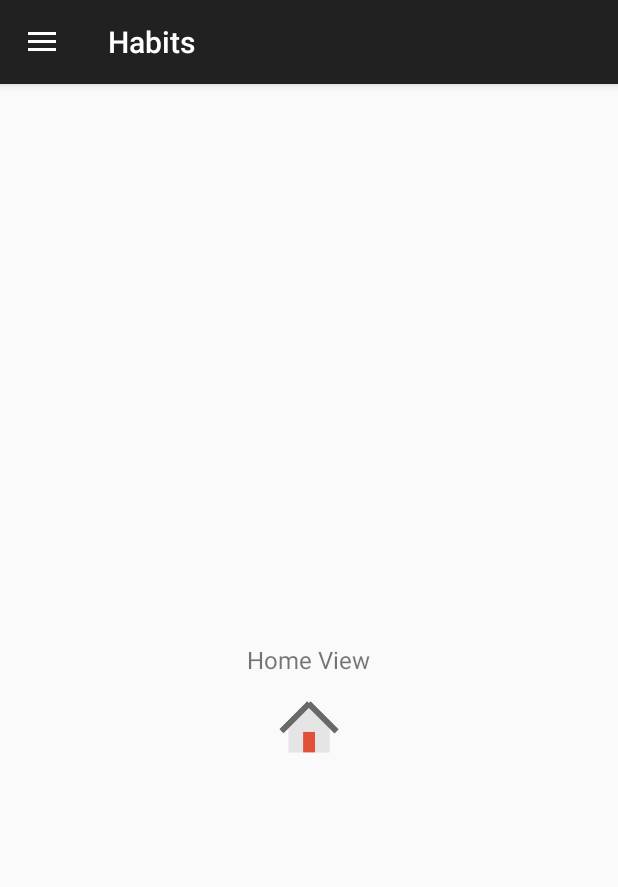
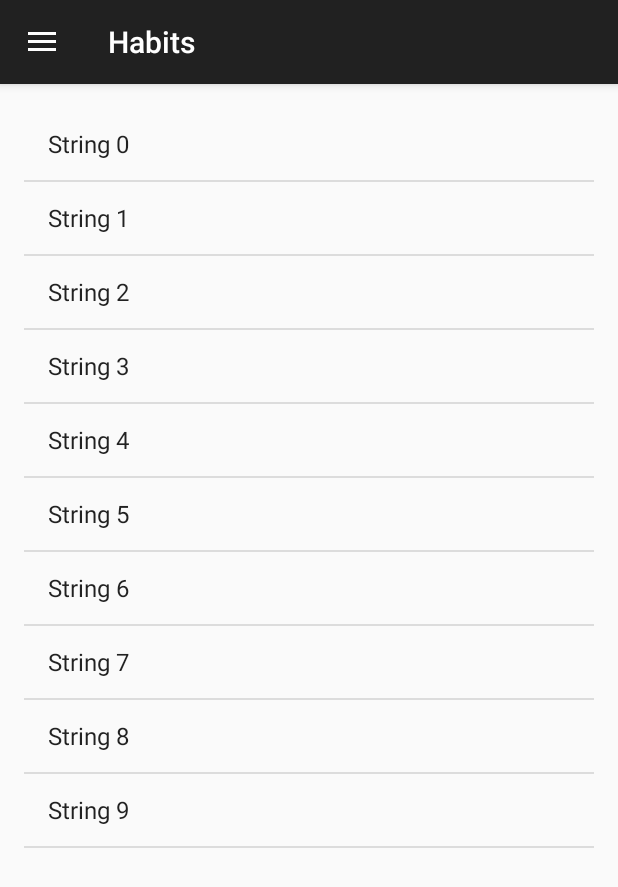
Before and after one commit to MKN-soft/RMM, an Android app: the screen it shows after launch (MainActivity), after a tap on "LOGIN", on a phone screen of 412 x 824 dp. Shown: the top 887 px of the screen. Run offline under Robolectric (Android 15) with nearby library versions, the phone set to English and light mode, and no system bars.

Commit message:
Build v0.04
dodana lista do home fragment

```diff
--- a/app/src/main/java/pz2015/habits/rmm/HomeFragment.java
+++ b/app/src/main/java/pz2015/habits/rmm/HomeFragment.java
@@ -5,12 +5,29 @@ package pz2015.habits.rmm;
  */
 
 import android.app.Fragment;
+import android.app.ListActivity;
+import android.app.ListFragment;
 import android.os.Bundle;
+import android.support.annotation.Nullable;
 import android.view.LayoutInflater;
 import android.view.View;
 import android.view.ViewGroup;
+import android.widget.AdapterView;
+import android.widget.ArrayAdapter;
+import android.widget.ImageView;
+import android.widget.ListView;
+import android.widget.Toast;
+
+import java.util.ArrayList;
 
 public class HomeFragment extends Fragment {
+
+    private ListView habitListView;
+    private ArrayAdapter habitItemArrayAdapter;
+    //private List<Habit> habits = new ArrayList();
+    private String[] stringArray;
+
+    private View view;
 
     public HomeFragment(){}
 
@@ -20,6 +37,17 @@ public class HomeFragment extends Fragment {
 
         View rootView = inflater.inflate(R.layout.fragment_home, container, false);
 
+        stringArray = new String[10];
+        for(int i=0; i < stringArray.length; i++){
+            stringArray[i] = "String " + i;
+        }
+
+        habitItemArrayAdapter = new ArrayAdapter(rootView.getContext(), android.R.layout.simple_list_item_1, stringArray);
+        habitListView = (ListView) rootView.findViewById(R.id.habitList);
+        habitListView.setAdapter(habitItemArrayAdapter);
+
+
         return rootView;
     }
+
 }
--- a/app/src/main/res/layout/fragment_home.xml
+++ b/app/src/main/res/layout/fragment_home.xml
@@ -3,20 +3,26 @@
     android:layout_width="match_parent"
     android:layout_height="match_parent">
 
-    <TextView
-        android:id="@+id/txtLabel"
-        android:layout_width="wrap_content"
-        android:layout_height="wrap_content"
-        android:layout_centerInParent="true"
-        android:textSize="16dp"
-        android:text="Home View"/>
+    <!--<TextView-->
+        <!--android:id="@+id/txtLabel"-->
+        <!--android:layout_width="wrap_content"-->
+        <!--android:layout_height="wrap_content"-->
+        <!--android:layout_centerInParent="true"-->
+        <!--android:textSize="16dp"-->
+        <!--android:text="Home View"/>-->
 
-    <ImageView android:layout_width="wrap_content"
-        android:layout_height="wrap_content"
-        android:layout_below="@id/txtLabel"
-        android:src="@mipmap/ic_home"
-        android:layout_centerHorizontal="true"
-        android:layout_marginTop="10dp"/>
+    <!--<ImageView android:layout_width="wrap_content"-->
+        <!--android:layout_height="wrap_content"-->
+        <!--android:layout_below="@id/txtLabel"-->
+        <!--android:src="@mipmap/ic_home"-->
+        <!--android:layout_centerHorizontal="true"-->
+        <!--android:layout_marginTop="10dp"/>-->
+
+    <ListView
+        android:id="@+id/habitList"
+        android:layout_width="match_parent"
+        android:layout_height="match_parent">
+    </ListView>
 
 
 </RelativeLayout>
```
Also changed, not shown: app/src/main/java/pz2015/habits/rmm/SettingsFragment.java (added), 1 other file.
